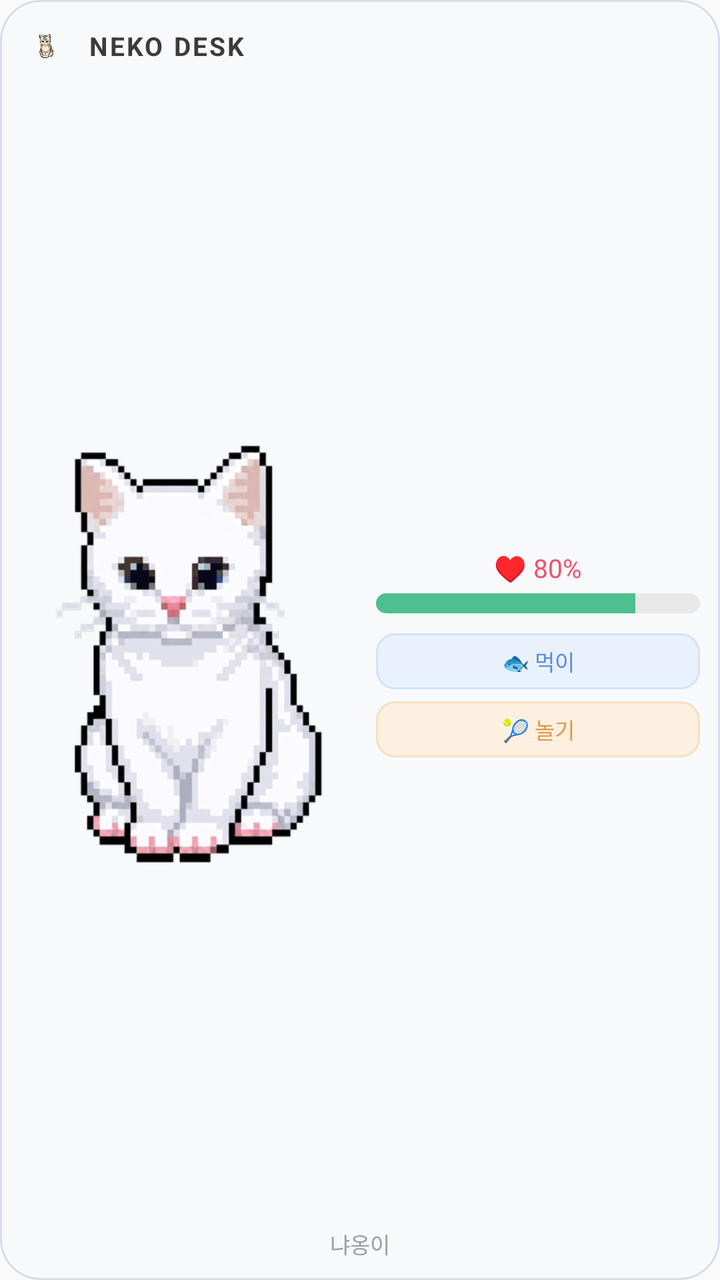
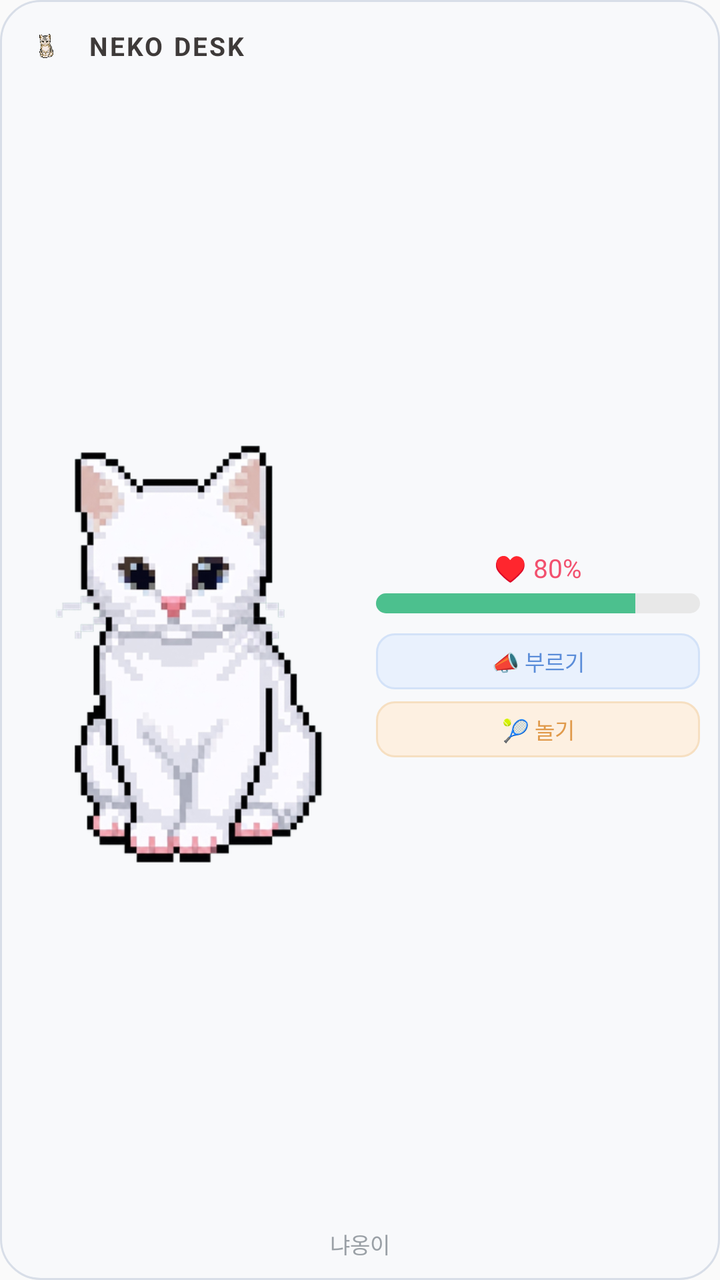

Two renders of the same Android screen: before a commit and after it. Below are the layout's source before the change and the commit's diff.
<!-- AndroidManifest.xml: application theme AppTheme -->
<!-- res/layout/w_preview_cat.xml -->
<?xml version="1.0" encoding="utf-8"?>
<LinearLayout xmlns:android="http://schemas.android.com/apk/res/android"
    android:layout_width="match_parent" android:layout_height="match_parent"
    android:orientation="vertical" android:background="@drawable/w_bg"
    android:padding="10dp">

    <LinearLayout android:layout_width="match_parent" android:layout_height="wrap_content"
        android:orientation="horizontal" android:gravity="center_vertical"
        android:layout_marginBottom="8dp">
        <ImageView android:layout_width="26dp" android:layout_height="26dp"
            android:layout_marginEnd="8dp" android:contentDescription="@null"
            android:src="@mipmap/ic_launcher_foreground" />
        <TextView android:layout_width="0dp" android:layout_height="wrap_content" android:layout_weight="1"
            android:textSize="13sp" android:textStyle="bold" android:textColor="#3E3A39"
            android:letterSpacing="0.08" android:text="NEKO DESK" />
    </LinearLayout>

    <LinearLayout
        android:layout_width="match_parent" android:layout_height="0dp" android:layout_weight="1"
        android:orientation="horizontal" android:gravity="center_vertical">

        <ImageView
            android:layout_width="0dp" android:layout_height="match_parent" android:layout_weight="1"
            android:scaleType="fitCenter" android:adjustViewBounds="true"
            android:contentDescription="@null"
            android:src="@drawable/w_cat_white" />

        <LinearLayout
            android:layout_width="0dp" android:layout_height="wrap_content" android:layout_weight="1"
            android:orientation="vertical" android:gravity="center" android:paddingLeft="8dp">

            <TextView
                android:layout_width="wrap_content" android:layout_height="wrap_content"
                android:textSize="13sp" android:textColor="#F2506E"
                android:text="♥ 80%" android:layout_marginBottom="4dp" />

            <ProgressBar
                style="?android:attr/progressBarStyleHorizontal"
                android:layout_width="match_parent" android:layout_height="10dp"
                android:layout_marginBottom="10dp"
                android:max="100" android:progress="80"
                android:progressDrawable="@drawable/w_mood_bar_progress" />

            <TextView
                android:layout_width="match_parent" android:layout_height="wrap_content"
                android:gravity="center" android:background="@drawable/w_pill_am"
                android:paddingTop="6dp" android:paddingBottom="6dp"
                android:textSize="11sp" android:textColor="#5B8DD9"
                android:text="🐟 먹이" android:layout_marginBottom="6dp" />

            <TextView
                android:layout_width="match_parent" android:layout_height="wrap_content"
                android:gravity="center" android:background="@drawable/w_pill_pm"
                android:paddingTop="6dp" android:paddingBottom="6dp"
                android:textSize="11sp" android:textColor="#E09A4B"
                android:text="🎾 놀기" />
        </LinearLayout>
    </LinearLayout>

    <TextView
        android:layout_width="match_parent" android:layout_height="wrap_content"
        android:gravity="center" android:textSize="11sp" android:textColor="#9AA0A6"
        android:paddingTop="4dp" android:text="냐옹이" />
</LinearLayout>
<!-- resources referenced by this layout -->
<resources>
  <!-- drawable w_bg (drawable) -->
  <?xml version="1.0" encoding="utf-8"?>
  <shape xmlns:android="http://schemas.android.com/apk/res/android" android:shape="rectangle">
      <solid android:color="#F8F9FB" />
      <stroke android:width="1dp" android:color="#D8DEE8" />
      <corners android:radius="20dp" />
  </shape>
  <!-- drawable w_cat_white: png bitmap (drawable, 93115 bytes) -->
  <!-- drawable w_mood_bar_progress (drawable) -->
  <?xml version="1.0" encoding="utf-8"?>
  <layer-list xmlns:android="http://schemas.android.com/apk/res/android">
      <item android:id="@android:id/background">
          <shape android:shape="rectangle">
              <solid android:color="#E8E8E8" />
              <corners android:radius="5dp" />
          </shape>
      </item>
      <item android:id="@android:id/progress">
          <clip>
              <shape android:shape="rectangle">
                  <solid android:color="#4CC08E" />
                  <corners android:radius="5dp" />
              </shape>
          </clip>
      </item>
  </layer-list>
  <!-- drawable w_pill_am (drawable) -->
  <?xml version="1.0" encoding="utf-8"?>
  <shape xmlns:android="http://schemas.android.com/apk/res/android" android:shape="rectangle">
      <solid android:color="#E9F1FD" />
      <stroke android:width="1dp" android:color="#D3E2F8" />
      <corners android:radius="9dp" />
  </shape>
  <!-- drawable w_pill_pm (drawable) -->
  <?xml version="1.0" encoding="utf-8"?>
  <shape xmlns:android="http://schemas.android.com/apk/res/android" android:shape="rectangle">
      <solid android:color="#FDF0E1" />
      <stroke android:width="1dp" android:color="#F6DFC1" />
      <corners android:radius="9dp" />
  </shape>
  <!-- mipmap ic_launcher_foreground (drawable-v24) -->
  <vector xmlns:android="http://schemas.android.com/apk/res/android"
      xmlns:aapt="http://schemas.android.com/aapt"
      android:width="108dp"
      android:height="108dp"
      android:viewportHeight="108"
      android:viewportWidth="108">
      <path
          android:fillType="evenOdd"
          android:pathData="M32,64C32,64 38.39,52.99 44.13,50.95C51.37,48.37 70.14,49.57 70.14,49.57L108.26,87.69L108,109.01L75.97,107.97L32,64Z"
          android:strokeColor="#00000000"
          android:strokeWidth="1">
          <aapt:attr name="android:fillColor">
              <gradient
                  android:endX="78.5885"
                  android:endY="90.9159"
                  android:startX="48.7653"
                  android:startY="61.0927"
                  android:type="linear">
                  <item
                      android:color="#44000000"
                      android:offset="0.0" />
                  <item
                      android:color="#00000000"
                      android:offset="1.0" />
              </gradient>
          </aapt:attr>
      </path>
      <path
          android:fillColor="#FFFFFF"
          android:fillType="nonZero"
          android:pathData="M66.94,46.02L66.94,46.02C72.44,50.07 76,56.61 76,64L32,64C32,56.61 35.56,50.11 40.98,46.06L36.18,41.19C35.45,40.45 35.45,39.3 36.18,38.56C36.91,37.81 38.05,37.81 38.78,38.56L44.25,44.05C47.18,42.57 50.48,41.71 54,41.71C57.48,41.71 60.78,42.57 63.68,44.05L69.11,38.56C69.84,37.81 70.98,37.81 71.71,38.56C72.44,39.3 72.44,40.45 71.71,41.19L66.94,46.02ZM62.94,56.92C64.08,56.92 65,56.01 65,54.88C65,53.76 64.08,52.85 62.94,52.85C61.8,52.85 60.88,53.76 60.88,54.88C60.88,56.01 61.8,56.92 62.94,56.92ZM45.06,56.92C46.2,56.92 47.13,56.01 47.13,54.88C47.13,53.76 46.2,52.85 45.06,52.85C43.92,52.85 43,53.76 43,54.88C43,56.01 43.92,56.92 45.06,56.92Z"
          android:strokeColor="#00000000"
          android:strokeWidth="1" />
  </vector>
  <style name="AppTheme" parent="Theme.AppCompat.Light.DarkActionBar">
          
          <item name="colorPrimary">@color/colorPrimary</item>
          <item name="colorPrimaryDark">@color/colorPrimaryDark</item>
          <item name="colorAccent">@color/colorAccent</item>
      </style>
</resources>

<!-- the commit's change to res/layout/w_preview_cat.xml (unified diff, before → after) -->
@@ -46,7 +46,7 @@
                 android:gravity="center" android:background="@drawable/w_pill_am"
                 android:paddingTop="6dp" android:paddingBottom="6dp"
                 android:textSize="11sp" android:textColor="#5B8DD9"
-                android:text="🐟 먹이" android:layout_marginBottom="6dp" />
+                android:text="📣 부르기" android:layout_marginBottom="6dp" />
 
             <TextView
                 android:layout_width="match_parent" android:layout_height="wrap_content"
